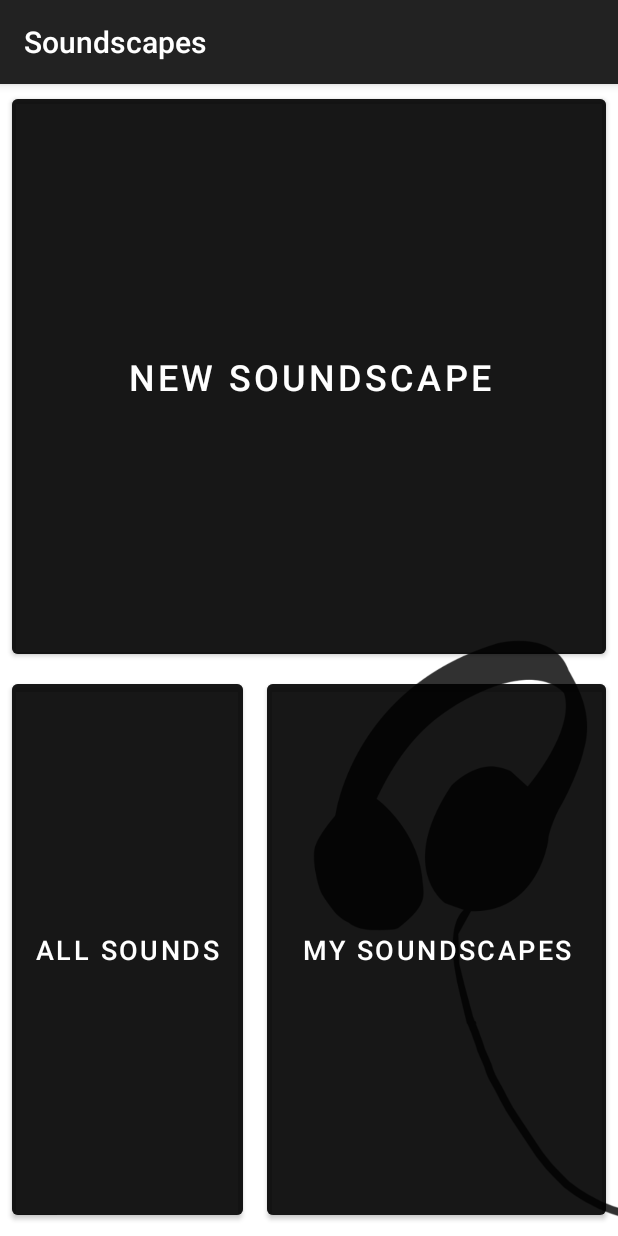
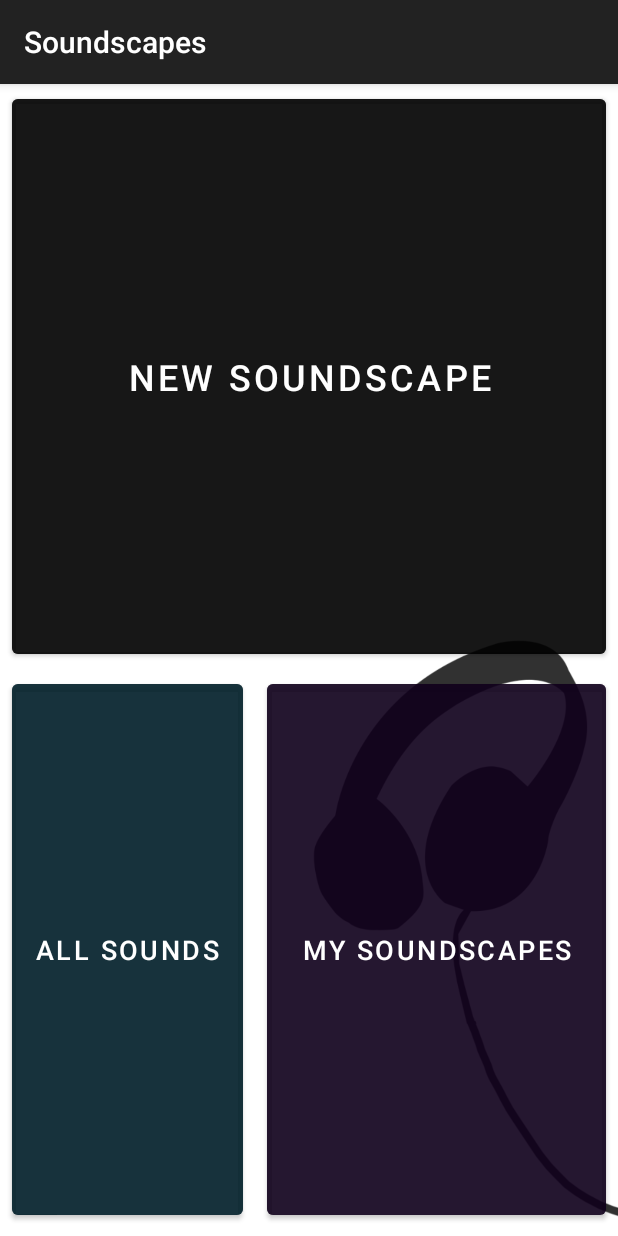
Before and after one commit to matiaselm/android-audio-project, an Android app: the screen it shows after launch (MainActivity), on a phone screen of 412 x 824 dp. Run offline under Robolectric (Android 15) with nearby library versions, the phone set to English and light mode, and no system bars; our stand-ins replace navigation-ui.

Commit message:
more theming and cleanup

```diff
--- a/app/src/main/res/layout/fragment_navigator.xml
+++ b/app/src/main/res/layout/fragment_navigator.xml
@@ -3,8 +3,7 @@
     xmlns:app="http://schemas.android.com/apk/res-auto"
     xmlns:tools="http://schemas.android.com/tools"
     android:layout_width="match_parent"
-    android:layout_height="match_parent"
-    >
+    android:layout_height="match_parent">
 
     <ImageView
         android:id="@+id/background"
@@ -26,9 +25,9 @@
             android:layout_marginTop="4dp"
             android:layout_marginEnd="8dp"
             android:layout_weight="1"
-            android:textSize="24sp"
             android:backgroundTint="@color/colorPrimaryGlass"
-            android:text="@string/add_soundscape" />
+            android:text="@string/add_soundscape"
+            android:textSize="24sp" />
 
         <RelativeLayout
             android:layout_width="match_parent"
@@ -45,9 +44,9 @@
                 android:layout_alignParentBottom="true"
                 android:layout_centerHorizontal="true"
                 android:layout_margin="8dp"
-                android:textSize="18sp"
-                android:backgroundTint="@color/colorPrimaryGlass"
-                android:text="@string/all_sounds" />
+                android:backgroundTint="@color/colorSecondaryGlass"
+                android:text="@string/all_sounds"
+                android:textSize="18sp" />
 
             <com.google.android.material.button.MaterialButton
                 android:id="@+id/button3"
@@ -56,11 +55,11 @@
                 android:layout_alignParentTop="true"
                 android:layout_alignParentEnd="true"
                 android:layout_alignParentBottom="true"
-                android:textSize="18sp"
                 android:layout_margin="8dp"
                 android:layout_toEndOf="@+id/button2"
-                android:backgroundTint="@color/colorPrimaryGlass"
-                android:text="@string/my_soundscapes" />
+                android:backgroundTint="@color/colorThirdGlass"
+                android:text="@string/my_soundscapes"
+                android:textSize="18sp" />
 
         </RelativeLayout>
     </LinearLayout>
--- a/app/src/main/res/values/colors.xml
+++ b/app/src/main/res/values/colors.xml
@@ -3,6 +3,8 @@
     <color name="colorPrimary">#222222</color>
     <color name="colorPrimaryDark">#000000</color>
     <color name="colorPrimaryGlass">#B2000000</color>
+    <color name="colorSecondaryGlass">#B2001F29</color>
+    <color name="colorThirdGlass">#B211001C</color>
     <color name="colorLightGlass">#80D5D5D5</color>
     <color name="colorAccent">#65D3FF</color>
     <color name="colorOnPrimaryDark">#FFFFFF</color>
```
